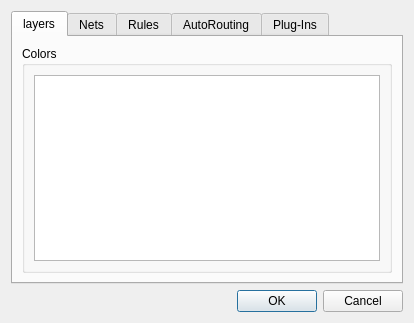
udif/qautorouter-svn, file forms/preferences.ui: the form before one commit.
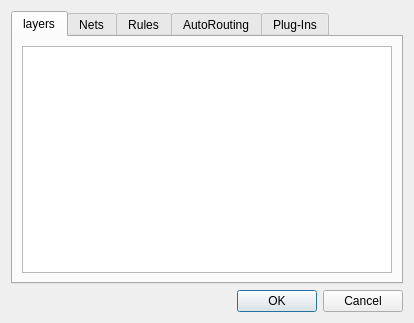
The form after the commit.

Commit message: Begin implementing nets preferences UI

Patch:
```diff
--- a/forms/preferences.ui
+++ b/forms/preferences.ui
@@ -33,12 +33,6 @@
       <attribute name="title">
        <string>layers</string>
       </attribute>
-      <layout class="QGridLayout" name="gridLayout_3">
-       <item row="0" column="0">
-        <widget class="QGroupBox" name="groupBox">
-         <property name="title">
-          <string>Colors</string>
-         </property>
          <layout class="QGridLayout" name="gridLayout_2">
           <item row="0" column="0">
            <widget class="QListWidget" name="layerList">
@@ -49,13 +43,15 @@
           </item>
          </layout>
         </widget>
-       </item>
-      </layout>
-     </widget>
      <widget class="QWidget" name="tab_2">
       <attribute name="title">
        <string>Nets</string>
       </attribute>
+      <layout class="QGridLayout" name="gridLayout_3">
+       <item row="0" column="0">
+        <widget class="QListWidget" name="netsList"/>
+       </item>
+      </layout>
      </widget>
      <widget class="QWidget" name="tab_3">
       <attribute name="title">
```
Lines whose indentation alone changed are shown as unchanged. The commit also changes 18 other files.
